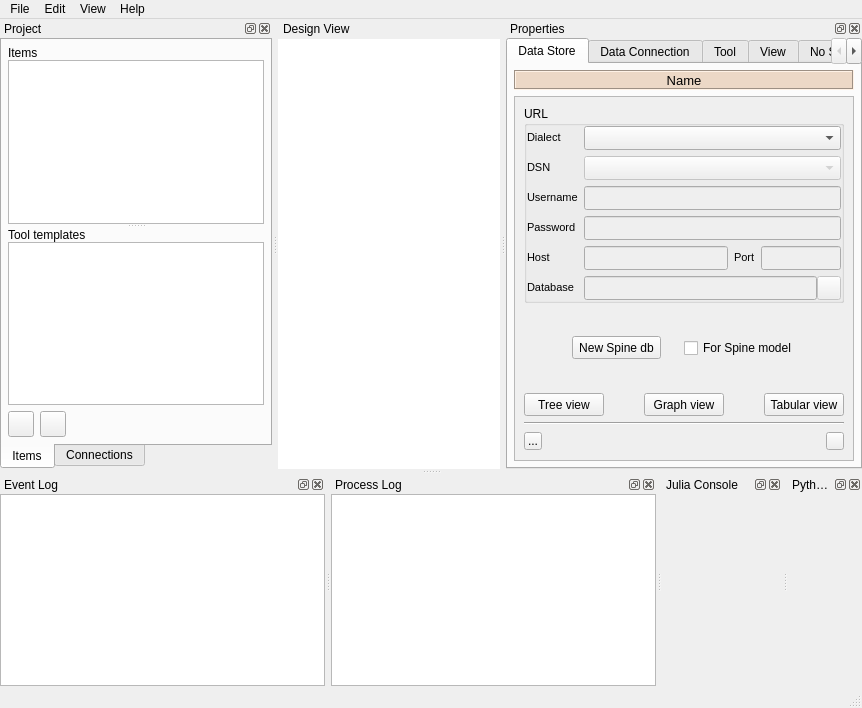
Before: the Qt Designer form spinetoolbox/ui/mainwindow.ui in spine-tools/Spine-Toolbox, drawn with Qt 5.
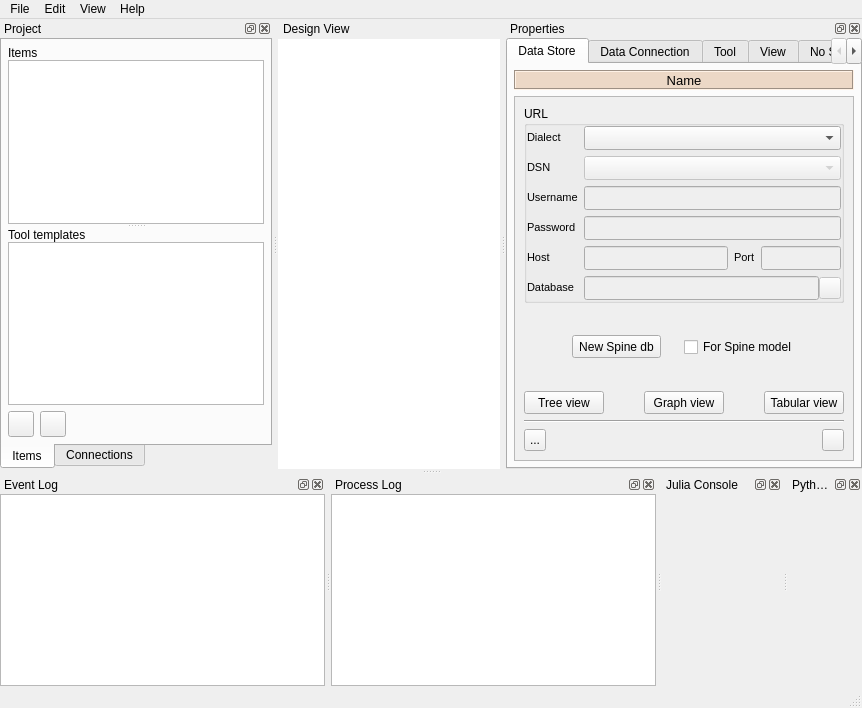
After: the same form once the commit is applied. The open tabs and pages were chosen to show the change. Icons and pictures are not drawn. Custom widgets are drawn as their Qt base class.

```diff
--- a/spinetoolbox/ui/mainwindow.ui
+++ b/spinetoolbox/ui/mainwindow.ui
@@ -867,14 +867,14 @@
                       </property>
                       <property name="minimumSize">
                        <size>
-                        <width>24</width>
-                        <height>24</height>
+                        <width>22</width>
+                        <height>22</height>
                        </size>
                       </property>
                       <property name="maximumSize">
                        <size>
-                        <width>24</width>
-                        <height>24</height>
+                        <width>22</width>
+                        <height>22</height>
                        </size>
                       </property>
                       <property name="toolTip">
@@ -1099,14 +1099,14 @@
                 <widget class="QToolButton" name="toolButton_copy_url">
                  <property name="minimumSize">
                   <size>
-                   <width>18</width>
-                   <height>18</height>
+                   <width>22</width>
+                   <height>22</height>
                   </size>
                  </property>
                  <property name="maximumSize">
                   <size>
-                   <width>18</width>
-                   <height>18</height>
+                   <width>22</width>
+                   <height>22</height>
                   </size>
                  </property>
                  <property name="toolTip">
@@ -1144,14 +1144,14 @@
                  </property>
                  <property name="minimumSize">
                   <size>
-                   <width>18</width>
-                   <height>18</height>
+                   <width>22</width>
+                   <height>22</height>
                   </size>
                  </property>
                  <property name="maximumSize">
                   <size>
-                   <width>18</width>
-                   <height>18</height>
+                   <width>22</width>
+                   <height>22</height>
                   </size>
                  </property>
                  <property name="toolTip">
```
Left out of the diff: 90 changed lines with no effect on the pictures.
